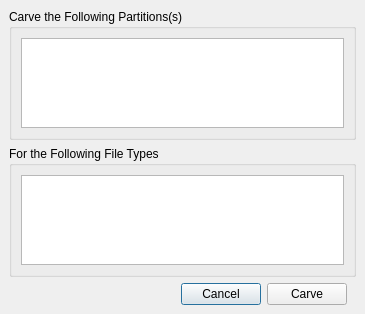
pjrinaldi/wombatforensics, file filecarvingdialog.ui: the form before one commit.
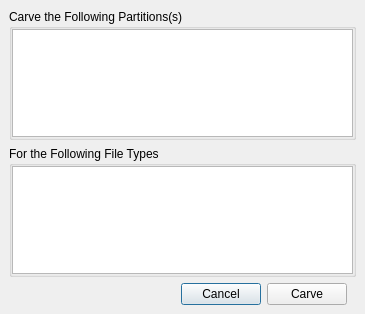
The form after the commit.

Commit message: working on filecarving dialog and how to get the partitionlist the category/item list should be easier...??? maybe, unless i do a treewidget.....

```diff
--- a/filecarvingdialog.ui
+++ b/filecarvingdialog.ui
@@ -55,6 +55,18 @@
         <string>Carve the Following Partitions(s)</string>
        </property>
        <layout class="QVBoxLayout" name="verticalLayout_3">
+        <property name="leftMargin">
+         <number>0</number>
+        </property>
+        <property name="topMargin">
+         <number>0</number>
+        </property>
+        <property name="rightMargin">
+         <number>0</number>
+        </property>
+        <property name="bottomMargin">
+         <number>0</number>
+        </property>
         <item>
          <layout class="QHBoxLayout" name="horizontalLayout_2">
           <item>
@@ -81,6 +93,18 @@
         <string>For the Following File Types</string>
        </property>
        <layout class="QVBoxLayout" name="verticalLayout_4">
+        <property name="leftMargin">
+         <number>0</number>
+        </property>
+        <property name="topMargin">
+         <number>0</number>
+        </property>
+        <property name="rightMargin">
+         <number>0</number>
+        </property>
+        <property name="bottomMargin">
+         <number>0</number>
+        </property>
         <item>
          <widget class="QListWidget" name="filetypelist">
           <property name="showDropIndicator" stdset="0">
```
Left out of the diff: 3 changed lines with no effect on the pictures. The commit also changes 3 other files.
